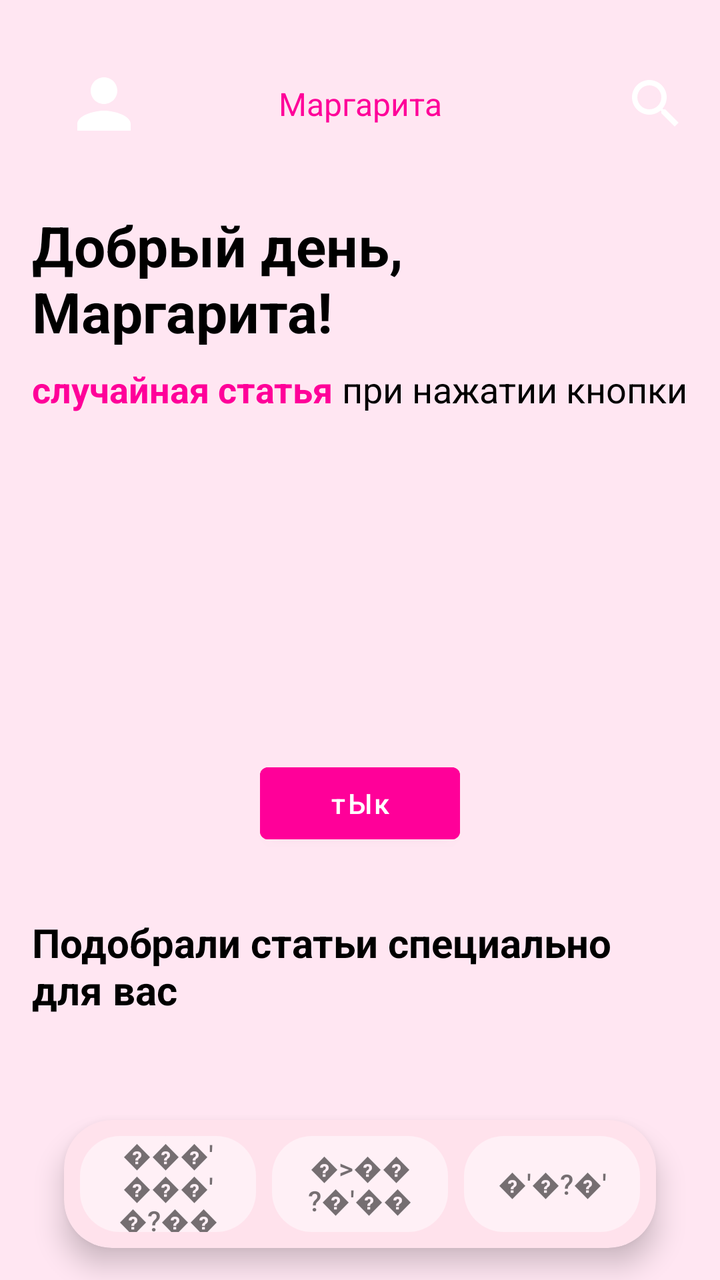
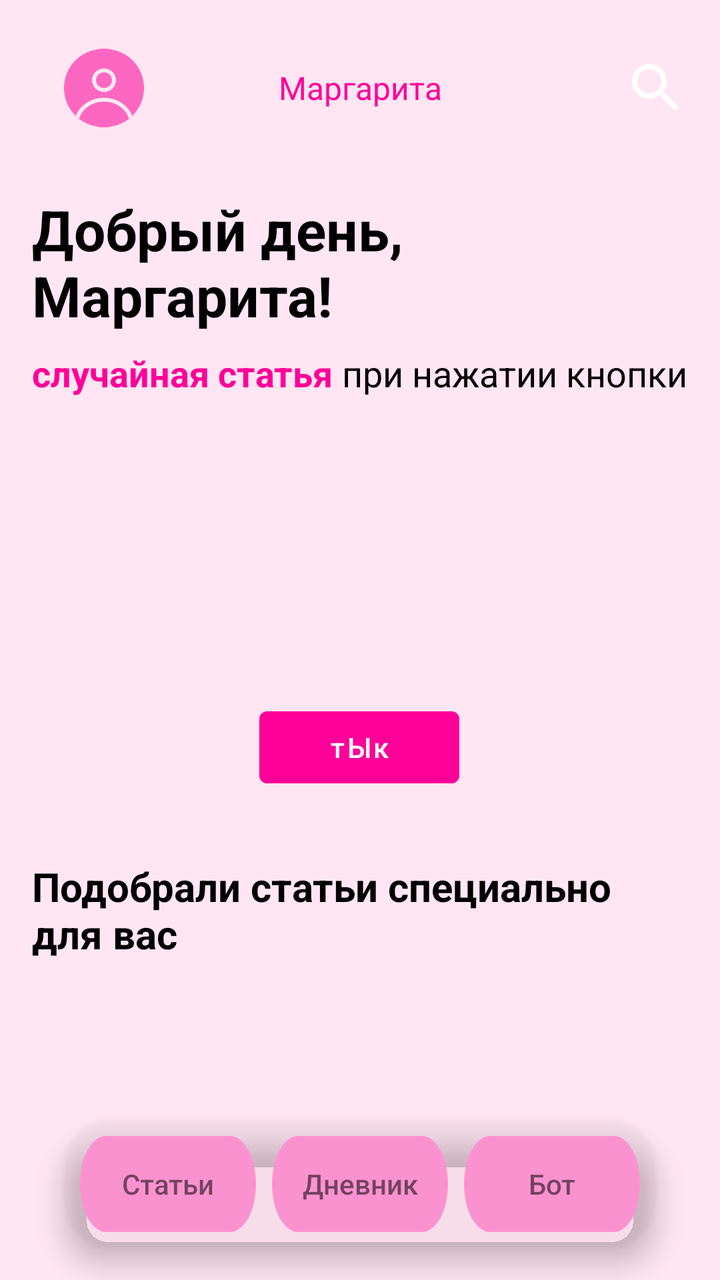

Before-and-after screenshots of an Android layout around one commit, followed by the original layout XML and the change that was made.
<!-- AndroidManifest.xml: activity theme Theme.MyApplication -->
<!-- res/layout/activity_main.xml -->
<?xml version="1.0" encoding="utf-8"?>
<androidx.constraintlayout.widget.ConstraintLayout xmlns:android="http://schemas.android.com/apk/res/android"
    xmlns:app="http://schemas.android.com/apk/res-auto"
    xmlns:tools="http://schemas.android.com/tools"
    android:layout_width="match_parent"
    android:layout_height="match_parent"
    android:background="@color/background"
    android:paddingStart="16dp"
    android:paddingEnd="16dp">

    <androidx.appcompat.widget.Toolbar
        android:id="@+id/toolbar"
        android:layout_width="match_parent"
        android:layout_height="?attr/actionBarSize"
        android:layout_marginTop="24dp"
        android:background="@color/background"
        app:layout_constraintTop_toTopOf="parent"
        tools:layout_editor_absoluteX="16dp">

        <ImageView
            android:layout_width="40dp"
            android:layout_height="40dp"
            android:src="@drawable/ic_profile" />

        <TextView
            android:layout_width="wrap_content"
            android:layout_height="wrap_content"
            android:layout_gravity="center"
            android:text="Маргарита"
            android:textColor="@color/primary"
            android:textSize="16sp" />

        <ImageView
            android:layout_width="32dp"
            android:layout_height="32dp"
            android:layout_gravity="end"
            android:src="@drawable/ic_search" />

    </androidx.appcompat.widget.Toolbar>

    <TextView
        android:id="@+id/greetingText"
        android:layout_width="0dp"
        android:layout_height="wrap_content"
        android:layout_marginTop="24dp"
        android:text="Добрый день, Маргарита!"
        android:textColor="@color/text_primary"
        android:textSize="28sp"
        android:textStyle="bold"
        app:layout_constraintEnd_toEndOf="parent"
        app:layout_constraintStart_toStartOf="parent"
        app:layout_constraintTop_toBottomOf="@id/toolbar" />

    <TextView
        android:id="@+id/subtitleText"
        android:layout_width="0dp"
        android:layout_height="wrap_content"
        android:layout_marginTop="8dp"
        android:text="Выпадет "
        android:textColor="@color/text_primary"
        android:textSize="18sp"
        app:layout_constraintEnd_toStartOf="@id/randomText"
        app:layout_constraintStart_toStartOf="parent"
        app:layout_constraintTop_toBottomOf="@id/greetingText" />

    <TextView
        android:id="@+id/randomText"
        android:layout_width="wrap_content"
        android:layout_height="wrap_content"
        android:text="случайная статья"
        android:textColor="@color/primary"
        android:textSize="18sp"
        android:textStyle="bold"
        app:layout_constraintStart_toEndOf="@id/subtitleText"
        app:layout_constraintTop_toTopOf="@id/subtitleText" />

    <TextView
        android:id="@+id/continuationText"
        android:layout_width="0dp"
        android:layout_height="wrap_content"
        android:text=" при нажатии кнопки"
        android:textColor="@color/text_primary"
        android:textSize="18sp"
        app:layout_constraintEnd_toEndOf="parent"
        app:layout_constraintStart_toEndOf="@id/randomText"
        app:layout_constraintTop_toTopOf="@id/subtitleText" />

    <Button
        android:id="@+id/randomButton"
        android:layout_width="100dp"
        android:layout_height="48dp"
        android:layout_marginTop="24dp"
        android:backgroundTint="@color/primary"
        android:text="тЫк"
        android:textAllCaps="false"
        android:textColor="#FFFFFF"
        app:layout_constraintEnd_toEndOf="parent"
        app:layout_constraintStart_toStartOf="parent"
        app:layout_constraintTop_toBottomOf="@id/subtitleText" />

    <TextView
        android:id="@+id/recommendedTitle"
        android:layout_width="0dp"
        android:layout_height="wrap_content"
        android:layout_marginTop="32dp"
        android:text="Подобрали статьи специально для вас"
        android:textColor="@color/text_primary"
        android:textSize="20sp"
        android:textStyle="bold"
        app:layout_constraintEnd_toEndOf="parent"
        app:layout_constraintStart_toStartOf="parent"
        app:layout_constraintTop_toBottomOf="@id/randomButton" />

    <androidx.cardview.widget.CardView
        android:id="@+id/bottomNavigation"
        android:layout_width="0dp"
        android:layout_height="64dp"
        android:layout_marginStart="16dp"
        android:layout_marginEnd="16dp"
        android:layout_marginBottom="16dp"
        app:cardBackgroundColor="#FFE2EC"
        app:cardCornerRadius="24dp"
        app:cardElevation="8dp"
        app:layout_constraintBottom_toBottomOf="parent"
        app:layout_constraintEnd_toEndOf="parent"
        app:layout_constraintStart_toStartOf="parent">

        <LinearLayout
            android:layout_width="match_parent"
            android:layout_height="match_parent"
            android:gravity="center"
            android:orientation="horizontal"
            android:padding="8dp">

            <androidx.appcompat.widget.AppCompatButton
                android:id="@+id/tabArticles"
                style="@style/Widget.BottomTabButton"
                android:text="���'���'�?��" />

            <androidx.appcompat.widget.AppCompatButton
                android:id="@+id/tabCenter"
                style="@style/Widget.BottomTabButton"
                android:layout_marginStart="8dp"
                android:layout_marginEnd="8dp"
                android:text="�>��?�'��" />

            <androidx.appcompat.widget.AppCompatButton
                android:id="@+id/tabBot"
                style="@style/Widget.BottomTabButton"
                android:text="�'�?�'" />
        </LinearLayout>
    </androidx.cardview.widget.CardView>

    <androidx.recyclerview.widget.RecyclerView
        android:id="@+id/articlesRecyclerView"
        android:layout_width="0dp"
        android:layout_height="0dp"
        android:layout_marginTop="16dp"
        app:layout_constraintBottom_toTopOf="@id/bottomNavigation"
        app:layout_constraintEnd_toEndOf="parent"
        app:layout_constraintStart_toStartOf="parent"
        app:layout_constraintTop_toBottomOf="@id/recommendedTitle"
        tools:listitem="@layout/article_item" />

</androidx.constraintlayout.widget.ConstraintLayout>
<!-- res/layout/article_item.xml (included above) -->
<?xml version="1.0" encoding="utf-8"?>
<androidx.cardview.widget.CardView 
    xmlns:android="http://schemas.android.com/apk/res/android"
    xmlns:app="http://schemas.android.com/apk/res-auto"
    android:id="@+id/cardView"
    android:layout_width="match_parent"
    android:layout_height="wrap_content"
    android:layout_margin="12dp"
    app:cardCornerRadius="16dp"
    app:cardElevation="4dp"
    app:cardUseCompatPadding="true">

    <androidx.constraintlayout.widget.ConstraintLayout
        android:layout_width="match_parent"
        android:layout_height="wrap_content"
        android:padding="16dp">

        <TextView
            android:id="@+id/timeAgoText"
            android:layout_width="wrap_content"
            android:layout_height="wrap_content"
            android:text="3 мин"
            android:textColor="@color/primary"
            app:layout_constraintStart_toStartOf="parent"
            app:layout_constraintTop_toTopOf="parent" />

        <TextView
            android:id="@+id/popularTag"
            android:layout_width="wrap_content"
            android:layout_height="wrap_content"
            android:layout_marginStart="8dp"
            android:background="@drawable/popular_tag_background"
            android:paddingStart="8dp"
            android:paddingEnd="8dp"
            android:text="Популярная статья"
            android:textColor="#FFFFFF"
            android:textSize="12sp"
            app:layout_constraintStart_toEndOf="@id/timeAgoText"
            app:layout_constraintTop_toTopOf="parent" />

        <TextView
            android:id="@+id/titleText"
            android:layout_width="0dp"
            android:layout_height="wrap_content"
            android:layout_marginTop="12dp"
            android:text="Косметика Anua: За и про..."
            android:textColor="@color/text_primary"
            android:textSize="18sp"
            android:textStyle="bold"
            app:layout_constraintEnd_toStartOf="@id/arrowIcon"
            app:layout_constraintStart_toStartOf="parent"
            app:layout_constraintTop_toBottomOf="@id/timeAgoText" />

        <TextView
            android:id="@+id/previewText"
            android:layout_width="0dp"
            android:layout_height="wrap_content"
            android:layout_marginTop="8dp"
            android:text="Косметика Anua является довольно по..."
            android:textColor="@color/text_secondary"
            app:layout_constraintEnd_toStartOf="@id/arrowIcon"
            app:layout_constraintStart_toStartOf="parent"
            app:layout_constraintTop_toBottomOf="@id/titleText" />

        <ImageView
            android:id="@+id/arrowIcon"
            android:layout_width="24dp"
            android:layout_height="24dp"
            android:src="@drawable/ic_arrow"
            app:layout_constraintBottom_toBottomOf="parent"
            app:layout_constraintEnd_toEndOf="parent"
            app:layout_constraintTop_toTopOf="parent" />

    </androidx.constraintlayout.widget.ConstraintLayout>

</androidx.cardview.widget.CardView>
<!-- resources referenced by this layout -->
<resources>
  <color name="background">#FFE6F2</color>
  <color name="primary">#FF0099</color>
  <color name="text_primary">#000000</color>
  <color name="text_secondary">#666666</color>
  <!-- drawable ic_arrow (drawable) -->
  <vector xmlns:android="http://schemas.android.com/apk/res/android"
      android:width="24dp"
      android:height="24dp"
      android:viewportWidth="24"
      android:viewportHeight="24">
      <path
          android:fillColor="#FD67C1"
          android:pathData="M8.59,16.59L13.17,12 8.59,7.41 10,6l6,6 -6,6 -1.41,-1.41z"/>
  </vector>
  <!-- drawable ic_profile (drawable) -->
  <vector xmlns:android="http://schemas.android.com/apk/res/android"
      android:width="24dp"
      android:height="24dp"
      android:viewportWidth="24"
      android:viewportHeight="24"
      android:tint="?attr/colorOnPrimary">
    <path
        android:fillColor="@android:color/white"
        android:pathData="M12,12c2.21,0 4,-1.79 4,-4s-1.79,-4 -4,-4 -4,1.79 -4,4 1.79,4 4,4zM12,14c-2.67,0 -8,1.34 -8,4v2h16v-2c0,-2.66 -5.33,-4 -8,-4z"/>
  </vector>
  <!-- drawable ic_search (drawable) -->
  <vector xmlns:android="http://schemas.android.com/apk/res/android"
      android:width="24dp"
      android:height="24dp"
      android:viewportWidth="24"
      android:viewportHeight="24"
      android:tint="?attr/colorOnPrimary">
    <path
        android:fillColor="@android:color/white"
        android:pathData="M15.5,14h-0.79l-0.28,-0.27C15.41,12.59 16,11.11 16,9.5 16,5.91 13.09,3 9.5,3S3,5.91 3,9.5 5.91,16 9.5,16c1.61,0 3.09,-0.59 4.23,-1.57l0.27,0.28v0.79l5,4.99L20.49,19l-4.99,-5zM9.5,14C7.01,14 5,11.99 5,9.5S7.01,5 9.5,5 14,7.01 14,9.5 11.99,14 9.5,14z"/>
  </vector>
  <!-- drawable popular_tag_background (drawable) -->
  <?xml version="1.0" encoding="utf-8"?>
  <shape xmlns:android="http://schemas.android.com/apk/res/android"
      android:shape="rectangle">
      <solid android:color="@color/primary" />
      <corners android:radius="8dp" />
  </shape>
  <style name="Widget.BottomTabButton" parent="Widget.AppCompat.Button">
          <item name="android:layout_width">0dp</item>
          <item name="android:layout_height">match_parent</item>
          <item name="android:layout_weight">1</item>
          <item name="android:background">@drawable/bg_bottom_tab_selector</item>
          <item name="android:textAllCaps">false</item>
          <item name="android:textSize">14sp</item>
          <item name="android:textColor">@color/bottom_tab_text_selector</item>
          <item name="android:paddingLeft">16dp</item>
          <item name="android:paddingRight">16dp</item>
          <item name="android:minHeight">0dp</item>
          <item name="android:minWidth">0dp</item>
          <item name="android:stateListAnimator">@null</item>
          <item name="android:insetLeft">0dp</item>
          <item name="android:insetRight">0dp</item>
      </style>
  <style name="Theme.MyApplication" parent="Theme.MaterialComponents.Light.NoActionBar">
          <item name="android:windowBackground">@color/background</item>
      </style>
  <!-- drawable bg_bottom_tab_selector (drawable) -->
  <?xml version="1.0" encoding="utf-8"?>
  <selector xmlns:android="http://schemas.android.com/apk/res/android">
      <item android:state_selected="true">
          <shape>
              <solid android:color="#FF55A8"/>  
              <corners android:radius="20dp"/>
          </shape>
      </item>
      <item>
          <shape>
              <solid android:color="#FFF0F6"/>  
              <corners android:radius="20dp"/>
          </shape>
      </item>
  </selector>
</resources>

<!-- the commit's change to res/layout/activity_main.xml (unified diff, before → after) -->
@@ -12,7 +12,7 @@
         android:id="@+id/toolbar"
         android:layout_width="match_parent"
         android:layout_height="?attr/actionBarSize"
-        android:layout_marginTop="24dp"
+        android:layout_marginTop="16dp"
         android:background="@color/background"
         app:layout_constraintTop_toTopOf="parent"
         tools:layout_editor_absoluteX="16dp">
@@ -20,7 +20,7 @@
         <ImageView
             android:layout_width="40dp"
             android:layout_height="40dp"
-            android:src="@drawable/ic_profile" />
+            android:src="@drawable/user_avatar" />
 
         <TextView
             android:layout_width="wrap_content"
@@ -89,12 +89,13 @@
         android:id="@+id/randomButton"
         android:layout_width="100dp"
         android:layout_height="48dp"
-        android:layout_marginTop="24dp"
+        android:layout_marginTop="4dp"
         android:backgroundTint="@color/primary"
         android:text="тЫк"
         android:textAllCaps="false"
         android:textColor="#FFFFFF"
         app:layout_constraintEnd_toEndOf="parent"
+        app:layout_constraintHorizontal_bias="0.498"
         app:layout_constraintStart_toStartOf="parent"
         app:layout_constraintTop_toBottomOf="@id/subtitleText" />
 
@@ -118,7 +119,8 @@
         android:layout_marginStart="16dp"
         android:layout_marginEnd="16dp"
         android:layout_marginBottom="16dp"
-        app:cardBackgroundColor="#FFE2EC"
+        android:background="@android:color/transparent"
+        app:cardBackgroundColor="@android:color/transparent"
         app:cardCornerRadius="24dp"
         app:cardElevation="8dp"
         app:layout_constraintBottom_toBottomOf="parent"
@@ -129,25 +131,26 @@
             android:layout_width="match_parent"
             android:layout_height="match_parent"
             android:gravity="center"
+            android:background="@android:color/transparent"
             android:orientation="horizontal"
             android:padding="8dp">
 
             <androidx.appcompat.widget.AppCompatButton
                 android:id="@+id/tabArticles"
                 style="@style/Widget.BottomTabButton"
-                android:text="���'���'�?��" />
+                android:text="Статьи" />
 
             <androidx.appcompat.widget.AppCompatButton
                 android:id="@+id/tabCenter"
                 style="@style/Widget.BottomTabButton"
                 android:layout_marginStart="8dp"
                 android:layout_marginEnd="8dp"
-                android:text="�>��?�'��" />
+                android:text="Дневник" />
 
             <androidx.appcompat.widget.AppCompatButton
                 android:id="@+id/tabBot"
                 style="@style/Widget.BottomTabButton"
-                android:text="�'�?�'" />
+                android:text="Бот" />
         </LinearLayout>
     </androidx.cardview.widget.CardView>
 
<!-- resource entries referenced after the edit -->
@@ -13,17 +13,6 @@
       <path
           android:fillColor="#FD67C1"
           android:pathData="M8.59,16.59L13.17,12 8.59,7.41 10,6l6,6 -6,6 -1.41,-1.41z"/>
-  </vector>
-  <!-- drawable ic_profile (drawable) -->
-  <vector xmlns:android="http://schemas.android.com/apk/res/android"
-      android:width="24dp"
-      android:height="24dp"
-      android:viewportWidth="24"
-      android:viewportHeight="24"
-      android:tint="?attr/colorOnPrimary">
-    <path
-        android:fillColor="@android:color/white"
-        android:pathData="M12,12c2.21,0 4,-1.79 4,-4s-1.79,-4 -4,-4 -4,1.79 -4,4 1.79,4 4,4zM12,14c-2.67,0 -8,1.34 -8,4v2h16v-2c0,-2.66 -5.33,-4 -8,-4z"/>
   </vector>
   <!-- drawable ic_search (drawable) -->
   <vector xmlns:android="http://schemas.android.com/apk/res/android"
@@ -43,40 +32,42 @@
       <solid android:color="@color/primary" />
       <corners android:radius="8dp" />
   </shape>
+  <!-- drawable user_avatar: png bitmap (drawable, 4859 bytes) -->
   <style name="Widget.BottomTabButton" parent="Widget.AppCompat.Button">
           <item name="android:layout_width">0dp</item>
           <item name="android:layout_height">match_parent</item>
           <item name="android:layout_weight">1</item>
-          <item name="android:background">@drawable/bg_bottom_tab_selector</item>
+          <item name="android:background">@drawable/login_button_background</item>
           <item name="android:textAllCaps">false</item>
           <item name="android:textSize">14sp</item>
           <item name="android:textColor">@color/bottom_tab_text_selector</item>
-          <item name="android:paddingLeft">16dp</item>
-          <item name="android:paddingRight">16dp</item>
+          <item name="android:paddingLeft">10dp</item>
+          <item name="android:paddingRight">10dp</item>
           <item name="android:minHeight">0dp</item>
           <item name="android:minWidth">0dp</item>
           <item name="android:stateListAnimator">@null</item>
           <item name="android:insetLeft">0dp</item>
           <item name="android:insetRight">0dp</item>
+          <item name="android:textColor">#FFFFFF</item>
       </style>
   <style name="Theme.MyApplication" parent="Theme.MaterialComponents.Light.NoActionBar">
           <item name="android:windowBackground">@color/background</item>
       </style>
-  <!-- drawable bg_bottom_tab_selector (drawable) -->
+  <!-- drawable login_button_background (drawable) -->
   <?xml version="1.0" encoding="utf-8"?>
-  <selector xmlns:android="http://schemas.android.com/apk/res/android">
-      <item android:state_selected="true">
-          <shape>
-              <solid android:color="#FF55A8"/>  
-              <corners android:radius="20dp"/>
-          </shape>
-      </item>
-      <item>
-          <shape>
-              <solid android:color="#FFF0F6"/>  
-              <corners android:radius="20dp"/>
-          </shape>
-      </item>
-  </selector>
+  <vector xmlns:android="http://schemas.android.com/apk/res/android"
+      xmlns:aapt="http://schemas.android.com/aapt"
+      android:width="121dp"
+      android:height="36dp"
+      android:viewportWidth="121"
+      android:viewportHeight="36">
+      <group>
+          <clip-path
+              android:pathData="M18 0H103C112.941 0 121 8.05887 121 18C121 27.9411 112.941 36 103 36H18C8.05887 36 0 27.9411 0 18C0 8.05887 8.05887 0 18 0Z" />
+          <path
+              android:pathData="M0 0V36H121V0"
+              android:fillColor="#FB92D0" />
+      </group>
+  </vector>
 </resources>
 
